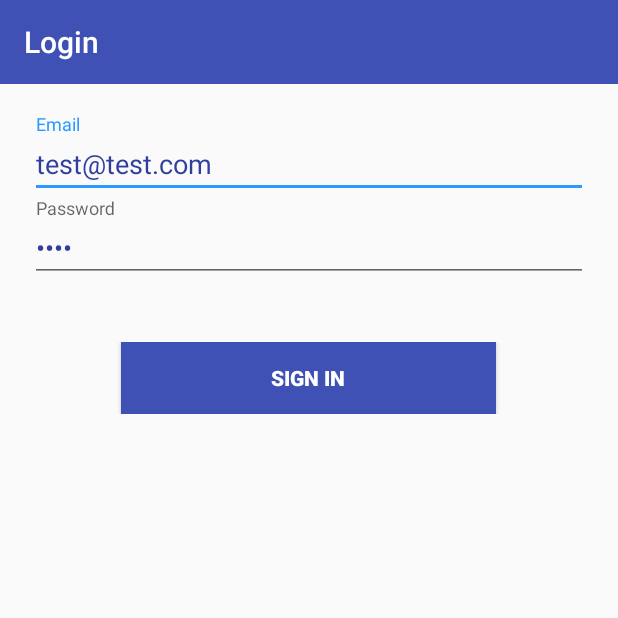
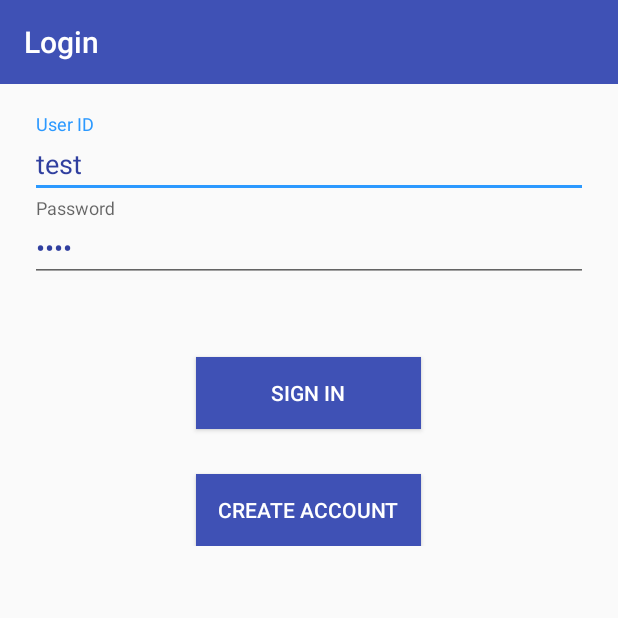
Before and after one commit to joshbeebe/PizzaNinja, an Android app: the LoginActivity screen opened directly, with no data from a screen before it, on a phone screen of 412 x 824 dp, the top half of it. Run offline under Robolectric (Android 15) with nearby library versions, the phone set to English and light mode, and no system bars; 2 statements that could not run were skipped.

Commit message:
Added create login, Added toast after submitting rating

```diff
--- a/app/src/main/AndroidManifest.xml
+++ b/app/src/main/AndroidManifest.xml
@@ -70,7 +70,8 @@
         <activity
             android:name=".BuildPizzaActivity"
             android:label="@string/title_activity_build_pizza"
-            android:theme="@style/AppTheme"/>
+            android:theme="@style/AppTheme" />
+        <activity android:name=".NewUserActivity"></activity>
     </application>
 
 </manifest>
--- a/app/src/main/java/com/pizzaninja/pizzaninja/RateUsActivity.java
+++ b/app/src/main/java/com/pizzaninja/pizzaninja/RateUsActivity.java
@@ -1,6 +1,7 @@
 package com.pizzaninja.pizzaninja;
 
 import android.content.Context;
+import android.content.Intent;
 import android.content.SharedPreferences;
 import android.graphics.Bitmap;
 import android.graphics.BitmapFactory;
@@ -146,6 +147,8 @@ public class RateUsActivity extends AppCompatActivity {
 
     public void Close(View view)
     {
+        Intent intent = new Intent();
+        setResult(RESULT_OK, intent);
         finish();
     }
 }
--- a/app/src/main/res/layout/activity_find_store.xml
+++ b/app/src/main/res/layout/activity_find_store.xml
@@ -31,12 +31,13 @@
 
         <EditText
             android:layout_height="wrap_content"
-            android:hint="Zip"
+            android:hint="Zip Code"
             android:textColor="?attr/colorPrimaryDark"
             android:gravity="center_vertical|center_horizontal"
             android:maxLength="5"
             android:id="@+id/textZip"
-            android:layout_width="120dp" />
+            android:textAlignment="center"
+            android:layout_width="80dp" />
 
     </android.support.design.widget.TextInputLayout>
 
--- a/app/src/main/res/layout/activity_login.xml
+++ b/app/src/main/res/layout/activity_login.xml
@@ -39,7 +39,8 @@
                 android:id="@+id/email_login_form"
                 android:layout_width="match_parent"
                 android:layout_height="wrap_content"
-                android:orientation="vertical">
+                android:orientation="vertical"
+                android:gravity="center_horizontal">
 
                 <android.support.design.widget.TextInputLayout
                     android:layout_width="match_parent"
@@ -53,8 +54,7 @@
                         android:inputType="textEmailAddress"
                         android:maxLines="1"
                         android:textColor="?attr/colorPrimaryDark"
-                        android:textColorLink="?attr/colorPrimaryDark"
-                        tools:text="test@test.com" />
+                        android:textColorLink="?attr/colorPrimaryDark" />
 
                 </android.support.design.widget.TextInputLayout>
 
@@ -73,24 +73,27 @@
                         android:inputType="textPassword"
                         android:maxLines="1"
                         android:textColor="?attr/colorPrimaryDark"
-                        android:textColorLink="?attr/colorPrimaryDark"
-                        android:text="test" />
+                        android:textColorLink="?attr/colorPrimaryDark" />
 
                 </android.support.design.widget.TextInputLayout>
-                <LinearLayout
-                    android:layout_width="match_parent"
+
+                <Button
+                    android:id="@+id/email_sign_in_button"
                     android:layout_height="wrap_content"
-                    android:layout_marginTop="40dp"
-                    android:gravity="center">
-                    <Button
-                        android:id="@+id/email_sign_in_button"
-                        android:layout_width="250dp"
-                        android:layout_height="wrap_content"
-                        android:text="@string/action_sign_in"
-                        android:textStyle="bold"
-                        android:background="@color/colorPrimary"
-                        android:textColor="@android:color/white" />
-                </LinearLayout>
+                    android:text="@string/action_sign_in"
+                    android:background="@color/colorPrimary"
+                    android:textColor="@android:color/white"
+                    android:layout_marginTop="50dp"
+                    android:layout_width="150dp" />
+
+                <Button
+                    android:text="Create Account"
+                    android:layout_width="150dp"
+                    android:layout_height="wrap_content"
+                    android:id="@+id/buttonCreate"
+                    android:layout_marginTop="30dp"
+                    android:background="@color/colorPrimary"
+                    android:onClick="NewAccount" />
             </LinearLayout>
         </ScrollView>
     </LinearLayout>
--- a/app/src/main/res/values/strings.xml
+++ b/app/src/main/res/values/strings.xml
@@ -2,7 +2,7 @@
     <string name="app_name">Pizza Ninja</string>
 
     <!-- Strings related to login -->
-    <string name="prompt_email">Email</string>
+    <string name="prompt_email">User ID</string>
     <string name="prompt_password">Password</string>
     <string name="action_sign_in">Sign In</string>
     <string name="action_sign_in_short">Sign In</string>
```
Also changed, not shown: app/src/main/java/com/pizzaninja/pizzaninja/LoginActivity.java (+73 -23 lines), app/src/main/java/com/pizzaninja/pizzaninja/NewUserActivity.java (added, +74 -0 lines), app/src/main/java/com/pizzaninja/pizzaninja/StatusActivity.java (+16 -1 lines), app/src/main/res/layout/activity_new_user.xml (added, +77 -0 lines), app/src/main/res/layout/content_main_menu.xml (+11 -5 lines).
